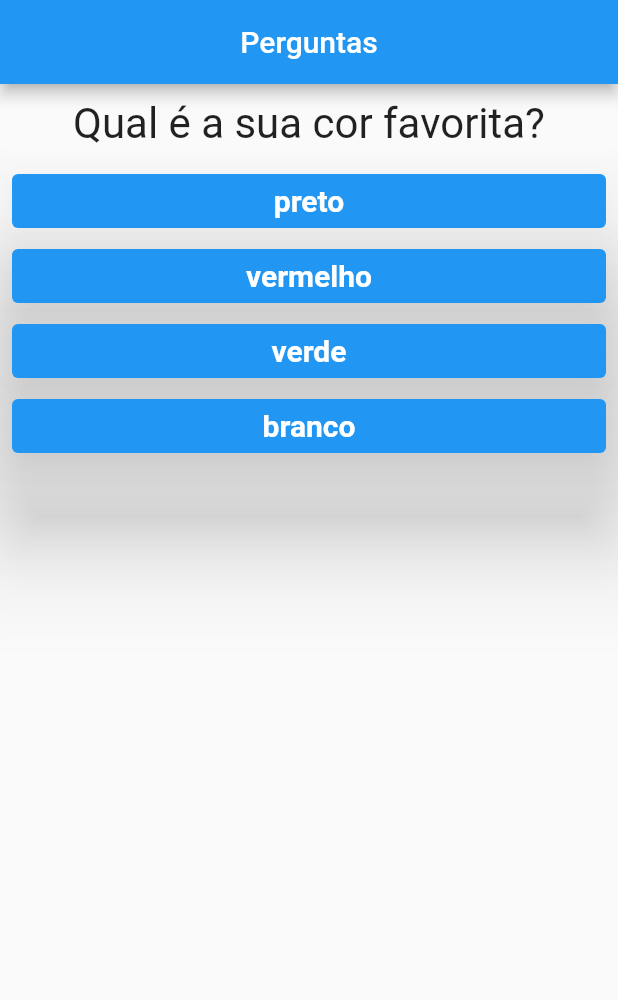
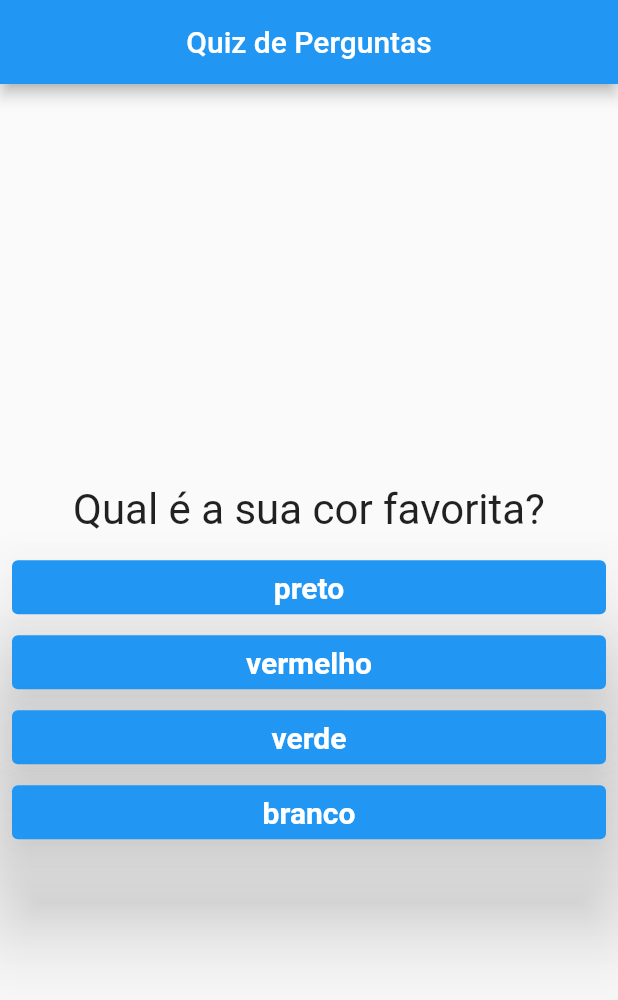
Before and after one commit to eudesadvento/criandoapp, a Flutter app: the screen it shows after launch, on a phone screen of 412 x 824 dp. Shown: the top 1000 px of the screen. Run offline on Flutter 3.47's test engine with Material 2 defaults, Android fonts, the phone set to English and light mode, and no system bars.

Commit message:
Quiz de perguntas

```diff
--- a/nossoapp/lib/main.dart
+++ b/nossoapp/lib/main.dart
@@ -1,4 +1,3 @@
-
 import 'package:flutter/material.dart';
 import 'package:nossoapp/questionario.dart';
 
@@ -24,6 +23,13 @@ class _PerguntaAppState extends State<PerguntaApp> {
         _pontuacaoTotal += pontuacao;
       });
     }
+  }
+
+  void _reiniciarQuestionario() {
+    setState(() {
+      _perguntasSelecionada = 0;
+      _pontuacaoTotal = 0;
+    });
   }
 
   bool get temPerguntaSelecionada {
@@ -66,16 +72,23 @@ class _PerguntaAppState extends State<PerguntaApp> {
         home: Scaffold(
       appBar: AppBar(
         title: const Center(
-            child: Text('Perguntas'),
+          child: Text('Quiz de Perguntas'),
         ),
       ),
-        body: temPerguntaSelecionada
+      body: Column(
+        mainAxisAlignment: MainAxisAlignment.center,
+        children: [
+          temPerguntaSelecionada
               ? Questionario(
                   perguntas: _perguntas,
                   perguntasSelecionada: _perguntasSelecionada,
                   quandoResponder: _responder,
                 )
-            :  Resultado(pontuacao: _pontuacaoTotal, ),
+              : Resultado(
+                   _pontuacaoTotal,_reiniciarQuestionario
+                ),
+        ],
+      ),
     ));
   }
 }
--- a/nossoapp/lib/questionario.dart
+++ b/nossoapp/lib/questionario.dart
@@ -29,7 +29,7 @@ class Questionario extends StatelessWidget {
         ...respostas
             .map(
               (resp) {
-                return Resposta(resp['texto'].toString(),()=>  quandoResponder(int.parse(resp['pontucao'].toString()),
+                return Resposta(resp['texto'].toString(),()=>  quandoResponder(int.parse(resp['nota'].toString()),
             ));
               } )
             .toList()
```
Also changed, not shown: nossoapp/lib/resultado.dart (+14 -12 lines). Lines whose indentation alone changed are shown as unchanged.
